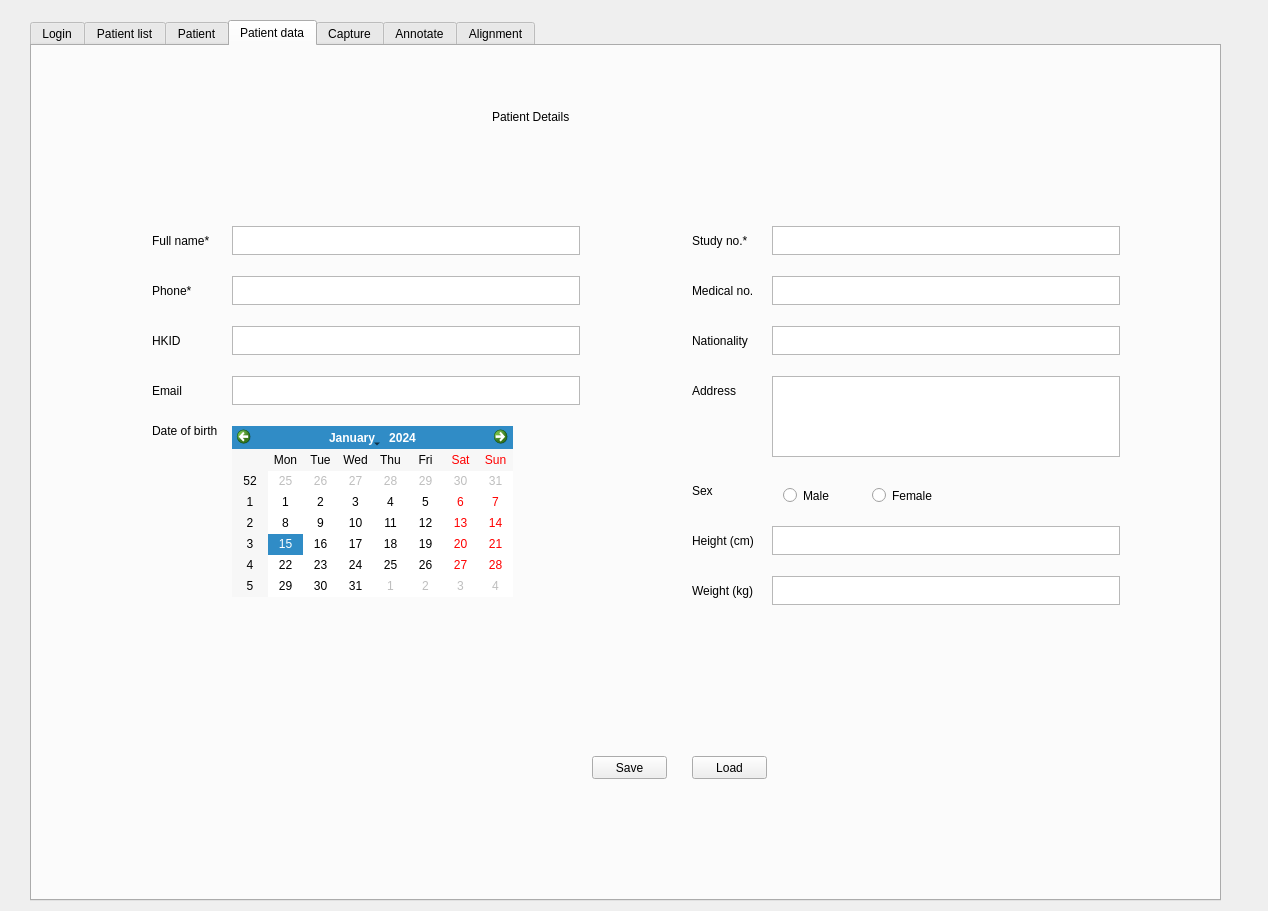
Before: the Qt Designer form DesktopApp/desktopapp.ui in michaelfong2017/landmark-annotator-desktop, drawn with Qt 5.
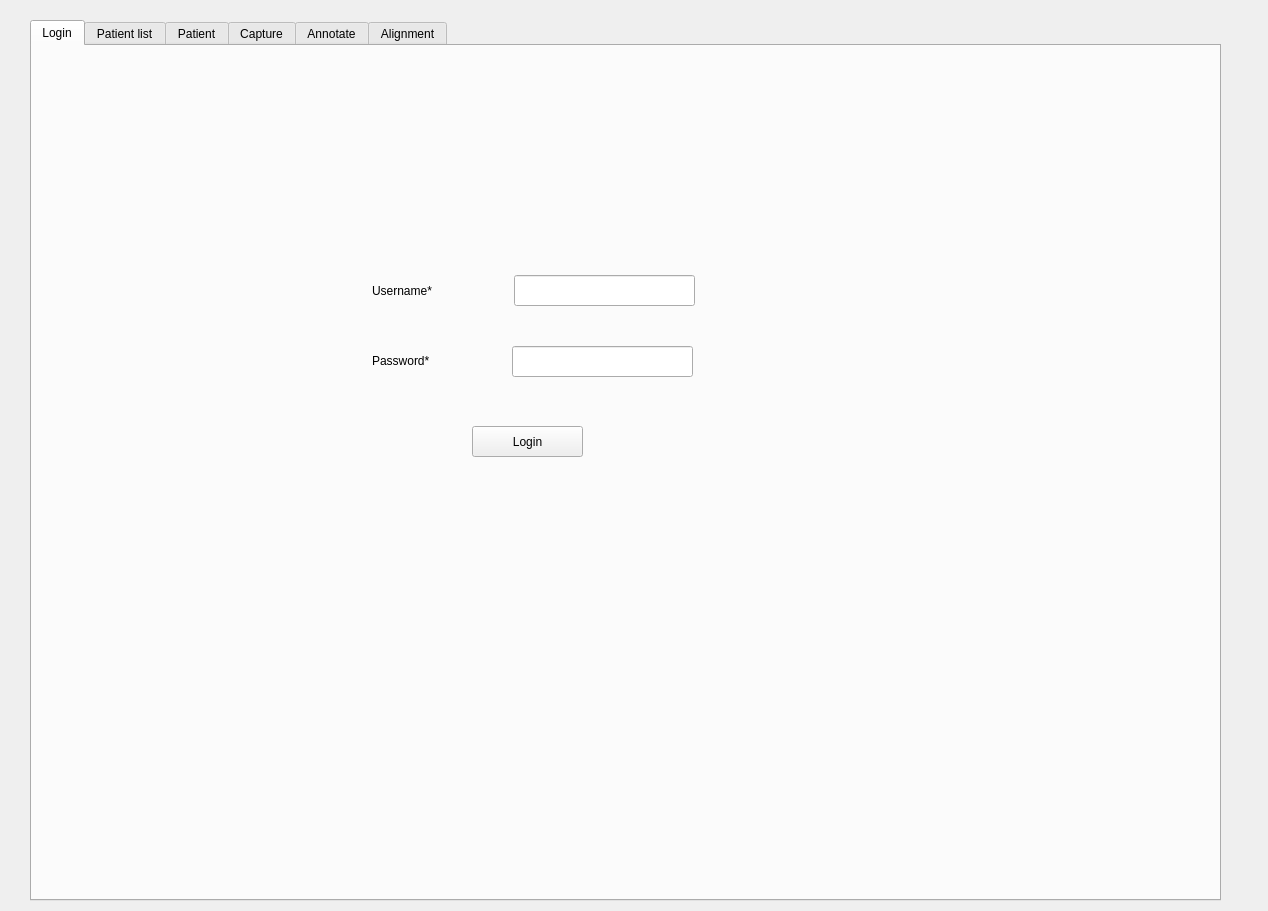
After: the same form once the commit is applied. The open tabs and pages were chosen to show the change.

Commit message: Create new patient Dialog UI. Remove old PatientDataTab.

The edit to the form file:
```diff
--- a/DesktopApp/desktopapp.ui
+++ b/DesktopApp/desktopapp.ui
@@ -153,389 +153,6 @@
      <string>Patient</string>
     </attribute>
    </widget>
-   <widget class="QWidget" name="patientDataTab">
-    <attribute name="title">
-     <string>Patient data</string>
-    </attribute>
-    <widget class="QLabel" name="formTitle">
-     <property name="geometry">
-      <rect>
-       <x>460</x>
-       <y>0</y>
-       <width>321</width>
-       <height>141</height>
-      </rect>
-     </property>
-     <property name="styleSheet">
-      <string notr="true">font: 36pt &quot;MS Shell Dlg 2&quot;;</string>
-     </property>
-     <property name="text">
-      <string>Patient Details</string>
-     </property>
-    </widget>
-    <widget class="QTextEdit" name="nameInput">
-     <property name="geometry">
-      <rect>
-       <x>200</x>
-       <y>180</y>
-       <width>348</width>
-       <height>29</height>
-      </rect>
-     </property>
-    </widget>
-    <widget class="QLabel" name="nameLabel">
-     <property name="geometry">
-      <rect>
-       <x>120</x>
-       <y>180</y>
-       <width>61</width>
-       <height>29</height>
-      </rect>
-     </property>
-     <property name="text">
-      <string>Full name*</string>
-     </property>
-    </widget>
-    <widget class="QLabel" name="idLabel">
-     <property name="geometry">
-      <rect>
-       <x>120</x>
-       <y>280</y>
-       <width>45</width>
-       <height>29</height>
-      </rect>
-     </property>
-     <property name="text">
-      <string>HKID</string>
-     </property>
-    </widget>
-    <widget class="QTextEdit" name="idInput">
-     <property name="geometry">
-      <rect>
-       <x>200</x>
-       <y>280</y>
-       <width>348</width>
-       <height>29</height>
-      </rect>
-     </property>
-    </widget>
-    <widget class="QLabel" name="sexLabel">
-     <property name="geometry">
-      <rect>
-       <x>660</x>
-       <y>430</y>
-       <width>45</width>
-       <height>29</height>
-      </rect>
-     </property>
-     <property name="text">
-      <string>Sex</string>
-     </property>
-    </widget>
-    <widget class="QWidget" name="horizontalLayoutWidget_2">
-     <property name="geometry">
-      <rect>
-       <x>740</x>
-       <y>430</y>
-       <width>194</width>
-       <height>39</height>
-      </rect>
-     </property>
-     <layout class="QHBoxLayout" name="sexInput">
-      <item>
-       <widget class="QRadioButton" name="male">
-        <property name="text">
-         <string>Male</string>
-        </property>
-       </widget>
-      </item>
-      <item>
-       <widget class="QRadioButton" name="female">
-        <property name="text">
-         <string>Female</string>
-        </property>
-       </widget>
-      </item>
-     </layout>
-    </widget>
-    <widget class="QTextEdit" name="phoneInput">
-     <property name="geometry">
-      <rect>
-       <x>200</x>
-       <y>230</y>
-       <width>348</width>
-       <height>29</height>
-      </rect>
-     </property>
-    </widget>
-    <widget class="QLabel" name="phoneLabel">
-     <property name="geometry">
-      <rect>
-       <x>120</x>
-       <y>230</y>
-       <width>45</width>
-       <height>29</height>
-      </rect>
-     </property>
-     <property name="text">
-      <string>Phone*</string>
-     </property>
-    </widget>
-    <widget class="QLabel" name="emailLabel">
-     <property name="geometry">
-      <rect>
-       <x>120</x>
-       <y>330</y>
-       <width>45</width>
-       <height>29</height>
-      </rect>
-     </property>
-     <property name="text">
-      <string>Email</string>
-     </property>
-    </widget>
-    <widget class="QTextEdit" name="emailInput">
-     <property name="geometry">
-      <rect>
-       <x>200</x>
-       <y>330</y>
-       <width>348</width>
-       <height>29</height>
-      </rect>
-     </property>
-    </widget>
-    <widget class="QTextEdit" name="medicalInput">
-     <property name="geometry">
-      <rect>
-       <x>740</x>
-       <y>230</y>
-       <width>348</width>
-       <height>29</height>
-      </rect>
-     </property>
-    </widget>
-    <widget class="QLabel" name="medicalLabel">
-     <property name="geometry">
-      <rect>
-       <x>660</x>
-       <y>230</y>
-       <width>61</width>
-       <height>29</height>
-      </rect>
-     </property>
-     <property name="text">
-      <string>Medical no.</string>
-     </property>
-    </widget>
-    <widget class="QTextEdit" name="nationalityInput">
-     <property name="geometry">
-      <rect>
-       <x>740</x>
-       <y>280</y>
-       <width>348</width>
-       <height>29</height>
-      </rect>
-     </property>
-    </widget>
-    <widget class="QLabel" name="nationalityLabel">
-     <property name="geometry">
-      <rect>
-       <x>660</x>
-       <y>280</y>
-       <width>61</width>
-       <height>29</height>
-      </rect>
-     </property>
-     <property name="text">
-      <string>Nationality</string>
-     </property>
-    </widget>
-    <widget class="QLabel" name="addressLabel">
-     <property name="geometry">
-      <rect>
-       <x>660</x>
-       <y>330</y>
-       <width>61</width>
-       <height>29</height>
-      </rect>
-     </property>
-     <property name="text">
-      <string>Address</string>
-     </property>
-    </widget>
-    <widget class="QTextEdit" name="addressInput">
-     <property name="geometry">
-      <rect>
-       <x>740</x>
-       <y>330</y>
-       <width>348</width>
-       <height>81</height>
-      </rect>
-     </property>
-    </widget>
-    <widget class="QLabel" name="heightLabel">
-     <property name="geometry">
-      <rect>
-       <x>660</x>
-       <y>480</y>
-       <width>61</width>
-       <height>29</height>
-      </rect>
-     </property>
-     <property name="text">
-      <string>Height (cm)</string>
-     </property>
-    </widget>
-    <widget class="QTextEdit" name="heightInput">
-     <property name="geometry">
-      <rect>
-       <x>740</x>
-       <y>480</y>
-       <width>348</width>
-       <height>29</height>
-      </rect>
-     </property>
-    </widget>
-    <widget class="QLabel" name="weightLabel">
-     <property name="geometry">
-      <rect>
-       <x>660</x>
-       <y>530</y>
-       <width>61</width>
-       <height>29</height>
-      </rect>
-     </property>
-     <property name="text">
-      <string>Weight (kg)</string>
-     </property>
-    </widget>
-    <widget class="QTextEdit" name="weightInput">
-     <property name="geometry">
-      <rect>
-       <x>740</x>
-       <y>530</y>
-       <width>348</width>
-       <height>29</height>
-      </rect>
-     </property>
-    </widget>
-    <widget class="QPushButton" name="savePatientButton">
-     <property name="geometry">
-      <rect>
-       <x>560</x>
-       <y>710</y>
-       <width>75</width>
-       <height>23</height>
-      </rect>
-     </property>
-     <property name="text">
-      <string>Save</string>
-     </property>
-    </widget>
-    <widget class="QLabel" name="patientDataValidation">
-     <property name="geometry">
-      <rect>
-       <x>470</x>
-       <y>760</y>
-       <width>341</width>
-       <height>71</height>
-      </rect>
-     </property>
-     <property name="text">
-      <string/>
-     </property>
-     <property name="alignment">
-      <set>Qt::AlignCenter</set>
-     </property>
-    </widget>
-    <widget class="QPushButton" name="loadPatientButton">
-     <property name="geometry">
-      <rect>
-       <x>660</x>
-       <y>710</y>
-       <width>75</width>
-       <height>23</height>
-      </rect>
-     </property>
-     <property name="text">
-      <string>Load</string>
-     </property>
-    </widget>
-    <widget class="QCalendarWidget" name="dobInput">
-     <property name="geometry">
-      <rect>
-       <x>200</x>
-       <y>380</y>
-       <width>281</width>
-       <height>171</height>
-      </rect>
-     </property>
-    </widget>
-    <widget class="QLabel" name="dobLabel">
-     <property name="geometry">
-      <rect>
-       <x>120</x>
-       <y>370</y>
-       <width>71</width>
-       <height>29</height>
-      </rect>
-     </property>
-     <property name="text">
-      <string>Date of birth</string>
-     </property>
-    </widget>
-    <widget class="QLabel" name="studyLabel">
-     <property name="geometry">
-      <rect>
-       <x>660</x>
-       <y>180</y>
-       <width>61</width>
-       <height>29</height>
-      </rect>
-     </property>
-     <property name="text">
-      <string>Study no.*</string>
-     </property>
-    </widget>
-    <widget class="QTextEdit" name="studyInput">
-     <property name="geometry">
-      <rect>
-       <x>740</x>
-       <y>180</y>
-       <width>348</width>
-       <height>29</height>
-      </rect>
-     </property>
-    </widget>
-    <zorder>formTitle</zorder>
-    <zorder>nameInput</zorder>
-    <zorder>nameLabel</zorder>
-    <zorder>idInput</zorder>
-    <zorder>idLabel</zorder>
-    <zorder>sexLabel</zorder>
-    <zorder>horizontalLayoutWidget_2</zorder>
-    <zorder>phoneInput</zorder>
-    <zorder>phoneLabel</zorder>
-    <zorder>emailLabel</zorder>
-    <zorder>emailInput</zorder>
-    <zorder>medicalInput</zorder>
-    <zorder>medicalLabel</zorder>
-    <zorder>nationalityInput</zorder>
-    <zorder>nationalityLabel</zorder>
-    <zorder>addressLabel</zorder>
-    <zorder>addressInput</zorder>
-    <zorder>heightLabel</zorder>
-    <zorder>heightInput</zorder>
-    <zorder>weightLabel</zorder>
-    <zorder>weightInput</zorder>
-    <zorder>savePatientButton</zorder>
-    <zorder>patientDataValidation</zorder>
-    <zorder>loadPatientButton</zorder>
-    <zorder>dobInput</zorder>
-    <zorder>dobLabel</zorder>
-    <zorder>studyLabel</zorder>
-    <zorder>studyInput</zorder>
-   </widget>
    <widget class="QWidget" name="captureTab">
     <property name="styleSheet">
      <string notr="true"/>
```
Left out of the diff: 8 changed lines with no effect on the pictures. The commit also changes 8 other files.
